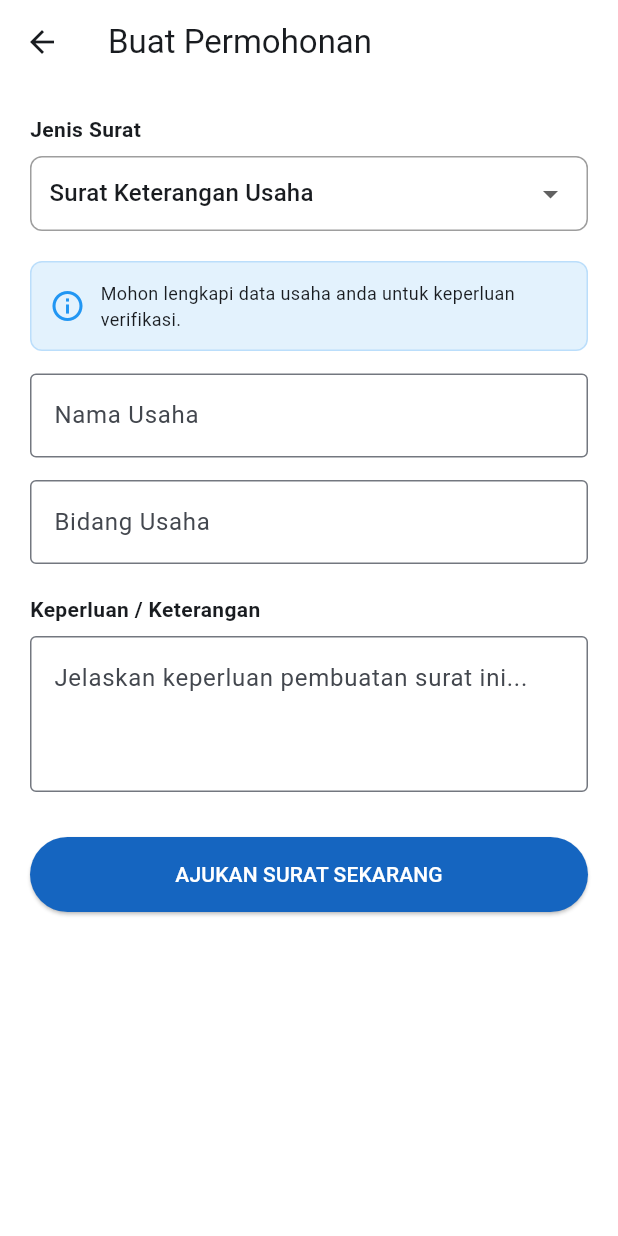
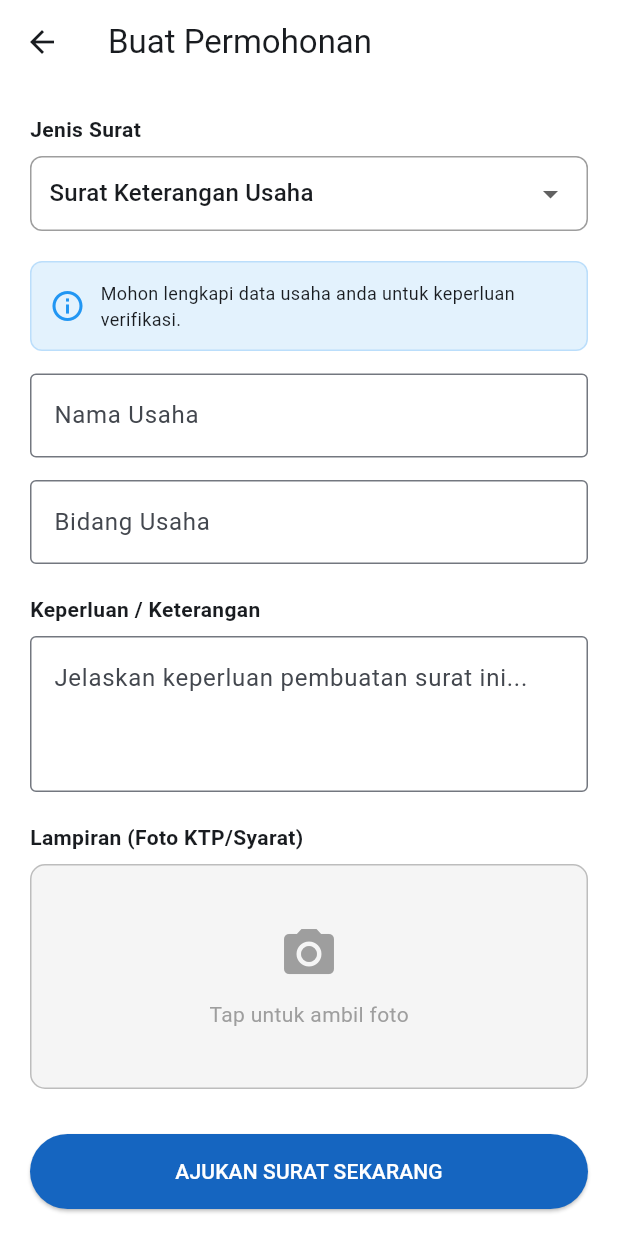
Before and after one commit to ahmadsyaifuddin-dins/sidesa_mobile, a Flutter app: the BuatSuratView screen opened directly, on a phone screen of 412 x 824 dp. Run offline on Flutter 3.47's test engine with Material 3 defaults, Android fonts, the phone set to English and light mode, and no system bars; our stand-ins replace dio, flutter_secure_storage, get, hive_flutter, image_picker; accounts and stored records are empty.

Commit message:
fitur handle Upload Berkas Syarat (Foto KTP/KK) done untuk sementara SKU

```diff
--- a/lib/data/models/surat_model.dart
+++ b/lib/data/models/surat_model.dart
@@ -50,7 +50,9 @@ class SuratModel {
   String get tanggalFormatted {
     try {
       final date = DateTime.parse(createdAt);
-      return DateFormat('d MMM yyyy, HH:mm').format(date); // Tambah jam biar detail
+      final localDate = date.toLocal();
+      // 3. Format tanggal yang sudah lokal
+      return DateFormat('d MMM yyyy, HH:mm').format(localDate);
     } catch (e) {
       return "-";
     }
--- a/lib/features/surat/controllers/buat_surat_controller.dart
+++ b/lib/features/surat/controllers/buat_surat_controller.dart
@@ -1,13 +1,15 @@
 import 'package:flutter/material.dart';
 import 'package:get/get.dart';
+import 'package:image_picker/image_picker.dart';
 import '../data/surat_repository.dart';
 
 class BuatSuratController extends GetxController {
   final SuratRepository _repo = SuratRepository();
-
+  final ImagePicker _picker = ImagePicker();
   // State Form
   var isLoading = false.obs;
   var jenisSuratTerpilih = 'sku'.obs; // Default SKU
+  var selectedImage = Rxn<XFile>();
 
   // Input Controller Umum
   final keteranganC = TextEditingController();
@@ -23,6 +25,17 @@ class BuatSuratController extends GetxController {
     {'kode': 'sktm', 'nama': 'Surat Keterangan Tidak Mampu'},
   ];
 
+  // FUNGSI PILIH GAMBAR
+  void pickImage(ImageSource source) async {
+    final XFile? image = await _picker.pickImage(
+      source: source,
+      imageQuality: 50 // Kompres biar gak kegedean (hemat kuota & cepat)
+    );
+    if (image != null) {
+      selectedImage.value = image;
+    }
+  }
+
   void kirimSurat() async {
     if (keteranganC.text.isEmpty) {
       Get.snackbar("Error", "Keterangan keperluan harus diisi", backgroundColor: Colors.red[100]);
@@ -35,6 +48,11 @@ class BuatSuratController extends GetxController {
         Get.snackbar("Error", "Detail usaha wajib diisi", backgroundColor: Colors.red[100]);
         return;
       }
+    }
+
+    if (selectedImage.value == null) {
+      Get.snackbar("Peringatan", "Mohon lampirkan Foto KTP/Syarat", backgroundColor: Colors.orange[100]);
+      return;
     }
 
     isLoading.value = true;
@@ -55,12 +73,11 @@ class BuatSuratController extends GetxController {
         jenisSurat: jenisSuratTerpilih.value,
         keterangan: keteranganC.text,
         dataForm: dataForm,
+        lampiran: selectedImage.value,
       );
 
       Get.back(); // Tutup halaman form
-      Get.snackbar("Sukses", "Surat berhasil diajukan!", backgroundColor: Colors.green, colorText: Colors.white);
-
-      // TODO: Refresh halaman dashboard/riwayat biar muncul status terbaru
+      Get.snackbar("Sukses", "Surat & Berkas berhasil dikirim!", backgroundColor: Colors.green, colorText: Colors.white);
 
     } catch (e) {
       Get.snackbar("Gagal", e.toString().replaceAll("Exception:", ""), backgroundColor: Colors.red, colorText: Colors.white);
--- a/lib/features/surat/data/surat_repository.dart
+++ b/lib/features/surat/data/surat_repository.dart
@@ -1,5 +1,7 @@
+import 'dart:convert'; // Wajib import ini buat jsonEncode
 import 'package:dio/dio.dart';
 import 'package:flutter_secure_storage/flutter_secure_storage.dart';
+import 'package:image_picker/image_picker.dart';
 import '../../../core/config/api_config.dart';
 import '../../../data/models/surat_model.dart';
 
@@ -10,26 +12,46 @@ class SuratRepository {
   // URL API: /api/surat (sesuai route laravel)
   final String _endpoint = "${ApiConfig.baseUrl}/surat";
 
+  // FUNGSI 1: KIRIM SURAT (MULTIPART)
   Future<bool> ajukanSurat({
     required String jenisSurat,
     required String keterangan,
     required Map<String, dynamic> dataForm,
+    XFile? lampiran,
   }) async {
     try {
       String? token = await _storage.read(key: 'auth_token');
 
+      // Gunakan jsonEncode agar formatnya valid JSON: {"key": "value"}
+      // Kalau pakai .toString() hasilnya {key: value} -> Laravel Gagal Baca
+      FormData formData = FormData.fromMap({
+          "jenis_surat": jenisSurat,
+          "keterangan": keterangan,
+          "data_form": jsonEncode(dataForm),
+      });
+
+      // Jika ada file, masukkan ke FormData
+      if (lampiran != null) {
+        formData.files.add(MapEntry(
+          "lampiran", // Key harus sama dengan di Controller Laravel ($request->file('lampiran'))
+          await MultipartFile.fromFile(
+            lampiran.path,
+            filename: "upload_${DateTime.now().millisecondsSinceEpoch}.jpg" // Nama file unik
+          ),
+        ));
+      }
+
       final response = await _dio.post(
         _endpoint,
-        data: {
-          "jenis_surat": jenisSurat,
-          "keterangan": keterangan,
-          "data_form": dataForm, // Data spesifik (Nama Usaha, dll)
-        },
+        data: formData, // Kirim FormData
         options: Options(
           headers: {
             'Authorization': 'Bearer $token',
             'Accept': 'application/json',
+            // 'Content-Type': 'multipart/form-data', // Dio otomatis set ini
           },
+          // Tambah timeout biar gak error kalau upload agak lama (misal sinyal lemot)
+          sendTimeout: const Duration(seconds: 30),
         ),
       );
 
@@ -39,6 +61,7 @@ class SuratRepository {
     }
   }
 
+  // FUNGSI 2: AMBIL RIWAYAT (GET)
   Future<List<SuratModel>> getRiwayatSurat() async {
     try {
       String? token = await _storage.read(key: 'auth_token');
@@ -54,12 +77,15 @@ class SuratRepository {
       );
 
       if (response.statusCode == 200) {
+        // Debugging: Cek isi data di terminal
+        // print("Data API: ${response.data}");
+
         List data = response.data['data'];
         return data.map((json) => SuratModel.fromJson(json)).toList();
       }
       return [];
     } catch (e) {
-      // Return list kosong kalau error, atau lempar exception
+      // Return list kosong kalau error
       print("Error ambil surat: $e");
       return [];
     }
--- a/lib/features/surat/views/buat_surat_view.dart
+++ b/lib/features/surat/views/buat_surat_view.dart
@@ -1,6 +1,8 @@
 import 'package:flutter/material.dart';
 import 'package:get/get.dart';
+import 'package:image_picker/image_picker.dart';
 import '../controllers/buat_surat_controller.dart';
+import 'dart:io';
 
 class BuatSuratView extends StatelessWidget {
   const BuatSuratView({super.key});
@@ -109,6 +111,69 @@ class BuatSuratView extends StatelessWidget {
               ),
             ),
 
+            const SizedBox(height: 20),
+
+            // 4. UPLOAD LAMPIRAN (BARU)
+            const Text("Lampiran (Foto KTP/Syarat)", style: TextStyle(fontWeight: FontWeight.bold)),
+            const SizedBox(height: 8),
+
+            Obx(() {
+              if (controller.selectedImage.value == null) {
+                // KONDISI: BELUM ADA FOTO
+                return InkWell(
+                  onTap: () => _showPickerBottomSheet(context, controller),
+                  child: Container(
+                    height: 150,
+                    width: double.infinity,
+                    decoration: BoxDecoration(
+                      color: Colors.grey[100],
+                      border: Border.all(color: Colors.grey[400]!, style: BorderStyle.solid),
+                      borderRadius: BorderRadius.circular(10),
+                    ),
+                    child: Column(
+                      mainAxisAlignment: MainAxisAlignment.center,
+                      children: const [
+                        Icon(Icons.camera_alt, size: 40, color: Colors.grey),
+                        SizedBox(height: 10),
+                        Text("Tap untuk ambil foto", style: TextStyle(color: Colors.grey)),
+                      ],
+                    ),
+                  ),
+                );
+              } else {
+                // KONDISI: SUDAH ADA FOTO (PREVIEW)
+                return Stack(
+                  children: [
+                    Container(
+                      height: 200,
+                      width: double.infinity,
+                      decoration: BoxDecoration(
+                        borderRadius: BorderRadius.circular(10),
+                        image: DecorationImage(
+                          image: FileImage(File(controller.selectedImage.value!.path)),
+                          fit: BoxFit.cover,
+                        ),
+                      ),
+                    ),
+                    // Tombol Hapus/Ganti
+                    Positioned(
+                      top: 10,
+                      right: 10,
+                      child: CircleAvatar(
+                        backgroundColor: Colors.white,
+                        child: IconButton(
+                          icon: const Icon(Icons.delete, color: Colors.red),
+                          onPressed: () {
+                            controller.selectedImage.value = null; // Hapus
+                          },
+                        ),
+                      ),
+                    )
+                  ],
+                );
+              }
+            }),
+
             const SizedBox(height: 30),
 
             // 4. Tombol Kirim
@@ -131,4 +196,34 @@ class BuatSuratView extends StatelessWidget {
       ),
     );
   }
+  // Fungsi Bottom Sheet Pilihan
+  void _showPickerBottomSheet(BuildContext context, BuatSuratController controller) {
+    showModalBottomSheet(
+      context: context,
+      builder: (context) {
+        return SafeArea(
+          child: Wrap(
+            children: [
+              ListTile(
+                leading: const Icon(Icons.photo_library),
+                title: const Text('Ambil dari Galeri'),
+                onTap: () {
+                  controller.pickImage(ImageSource.gallery);
+                  Navigator.of(context).pop();
+                },
+              ),
+              ListTile(
+                leading: const Icon(Icons.photo_camera),
+                title: const Text('Ambil dari Kamera'),
+                onTap: () {
+                  controller.pickImage(ImageSource.camera);
+                  Navigator.of(context).pop();
+                },
+              ),
+            ],
+          ),
+        );
+      },
+    );
+  }
 }
--- a/pubspec.yaml
+++ b/pubspec.yaml
@@ -42,6 +42,7 @@ dependencies:
   google_fonts: ^8.0.0
   intl: ^0.20.2
   get: ^4.7.3
+  image_picker: ^1.2.1
 
 dev_dependencies:
   flutter_test:
```
Also changed, not shown: pubspec.lock.
